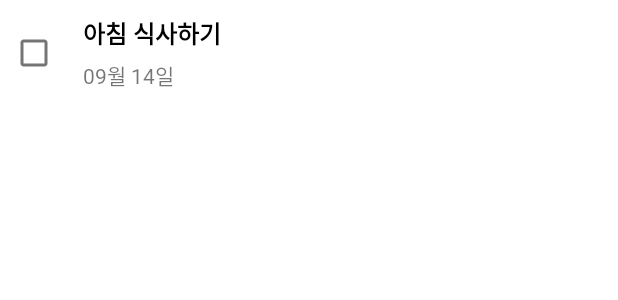
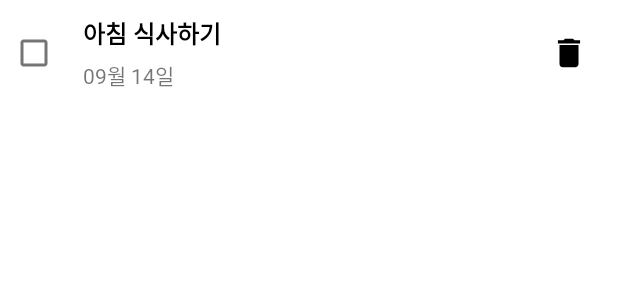
Before and after one commit to SSUGardenMaker/GardenMaker, an Android app: the layout dialog_checkbox_list.xml on its own in the app's theme, with its tools: preview values and no code run, on a phone screen of 412 x 824 dp. Shown: the top 300 px of the screen. Run offline under Robolectric (Android 15) with nearby library versions, the phone set to English and light mode, and no system bars.

Commit message:
체크리스트 기능(체크 여부 저장, 원소 삭제) + Checkbox 관련 DB 수정

```diff
--- a/app/src/main/java/com/ssu/gardenmaker/checkbox/CheckboxDialog.kt
+++ b/app/src/main/java/com/ssu/gardenmaker/checkbox/CheckboxDialog.kt
@@ -37,7 +37,8 @@ class CheckboxDialog(context: Context, aContext: Context, layoutInflater: Layout
                 ListCheckboxAdapter.ListCheckboxDB(
                     cursor.getInt(0),
                     cursor.getString(1),
-                    cursor.getInt(2)
+                    cursor.getInt(2),
+                    cursor.getString(3)
                 )
             )
         }
--- a/app/src/main/res/layout/dialog_checkbox_list.xml
+++ b/app/src/main/res/layout/dialog_checkbox_list.xml
@@ -38,4 +38,15 @@
         app:layout_constraintTop_toBottomOf="@id/dialog_checkbox_list_title_text"
         app:layout_constraintLeft_toLeftOf="@id/dialog_checkbox_list_title_text"/>
 
+    <ImageButton
+        android:id="@+id/btn_checkbox_delete"
+        android:layout_width="25dp"
+        android:layout_height="25dp"
+        android:layout_marginEnd="10dp"
+        android:layout_gravity="center_vertical"
+        android:background="@drawable/ic_delete"
+        app:layout_constraintTop_toTopOf="parent"
+        app:layout_constraintBottom_toBottomOf="parent"
+        app:layout_constraintRight_toRightOf="parent"/>
+
 </androidx.constraintlayout.widget.ConstraintLayout>
--- a/app/src/main/res/layout/dialog_createplant.xml
+++ b/app/src/main/res/layout/dialog_createplant.xml
@@ -586,7 +586,7 @@
                 android:id="@+id/tv4_Dialog"
                 android:layout_width="wrap_content"
                 android:layout_height="wrap_content"
-                android:text="목표 시간 정하기"
+                android:text="목표 기간 정하기"
                 android:layout_marginStart="@dimen/dialog_Subtitletext_Leftmargin"
                 android:layout_marginTop="@dimen/dialog_subtitile_Topmargin"
                 android:textColor="@color/Subtitle_Dialog"
```
Also changed, not shown: app/src/main/java/com/ssu/gardenmaker/checkbox/ListCheckboxAdapter.kt (+44 -8 lines), app/src/main/java/com/ssu/gardenmaker/db/ContractDB.kt (+19 -9 lines), app/src/main/java/com/ssu/gardenmaker/plant/PlantCreateDialog.kt (+14 -4 lines).
